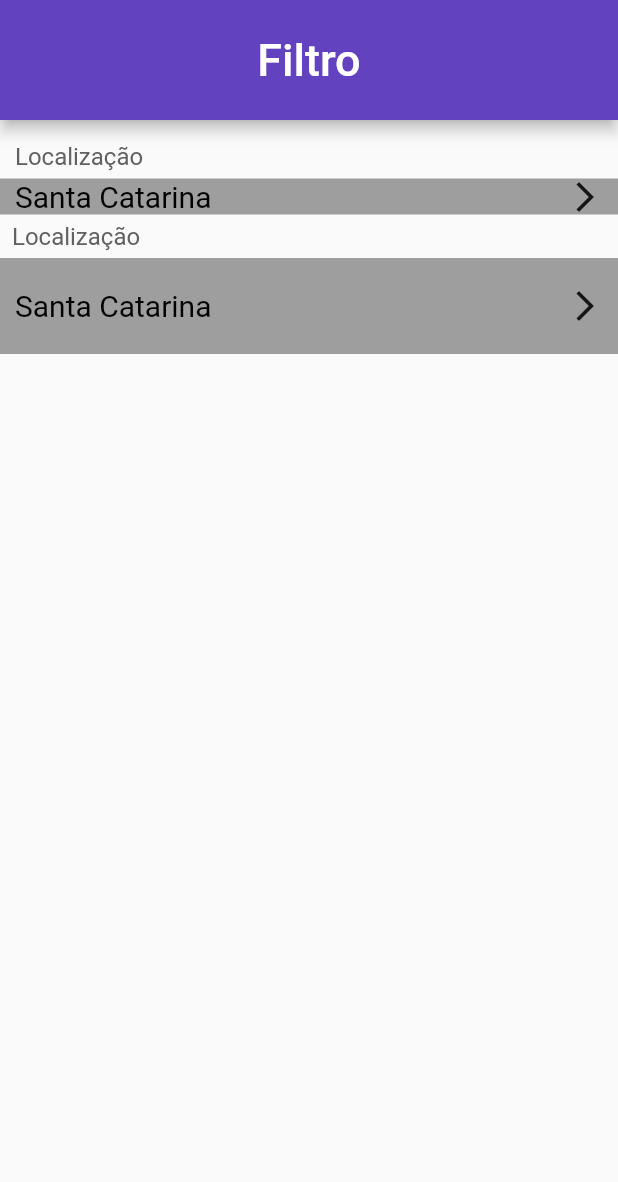
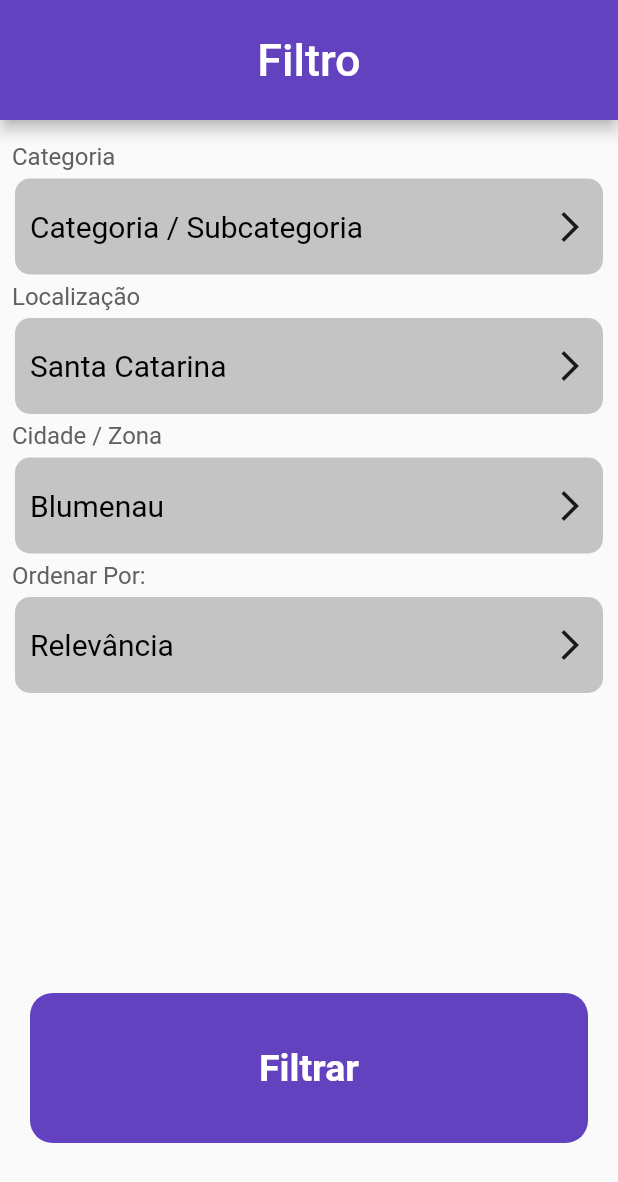
Before and after one commit to GreemerBR/deal, a Flutter app: the screen it shows after launch, on a phone screen of 412 x 824 dp. Shown: the top 1182 px of the screen. Run offline on Flutter 3.47's test engine with Material 2 defaults, Android fonts, the phone set to English and light mode, and no system bars; missing offline and left inert: dart:html.

Commit message:
[change] Finished filter page and extracted widgets

```diff
--- a/lib/main.dart
+++ b/lib/main.dart
@@ -1,114 +1,12 @@
-import 'dart:html';
-
+import 'package:app_2/presenter/filtro/filterPage.dart';
 import 'package:flutter/material.dart';
 
 void main() {
   runApp(
-    MaterialApp(
+    const MaterialApp(
       title: "Deal",
       home: FilterPage(),
       debugShowCheckedModeBanner: false,
     ),
   );
 }
-
-class FilterPage extends StatelessWidget {
-  @override
-  Widget build(BuildContext context) {
-    return Scaffold(
-      appBar: AppBar(
-        backgroundColor: Color.fromARGB(255, 99, 66, 191),
-        toolbarHeight: 80,
-        title: Center(
-          child: Text(
-            "Filtro",
-            style: TextStyle(fontSize: 30),
-          ),
-        ),
-      ),
-      body: Column(
-        children: [
-          Padding(
-            padding: const EdgeInsets.symmetric(
-              vertical: 10,
-            ),
-            child: Column(
-              children: [
-                Container(
-                  margin: EdgeInsets.symmetric(horizontal: 10, vertical: 5),
-                  child: Row(
-                    children: [
-                      Text(
-                        "Localização",
-                        style: TextStyle(
-                          fontSize: 16,
-                          color: Colors.grey.shade700,
-                        ),
-                      ),
-                    ],
-                  ),
-                ),
-                Container(
-                  padding: EdgeInsets.symmetric(horizontal: 10),
-                  decoration: BoxDecoration(
-                    color: Colors.grey,
-                  ),
-                  child: Row(
-                    mainAxisAlignment: MainAxisAlignment.spaceBetween,
-                    children: [
-                      Text(
-                        "Santa Catarina",
-                        style: TextStyle(
-                          fontSize: 20,
-                          color: Colors.black,
-                        ),
-                      ),
-                      Icon(Icons.arrow_forward_ios)
-                    ],
-                  ),
-                ),
-                Column(
-                  children: [
-                    Container(
-                      margin: EdgeInsets.symmetric(horizontal: 8, vertical: 5),
-                      child: Row(
-                        children: [
-                          Text(
-                            "Localização",
-                            style: TextStyle(
-                              fontSize: 16,
-                              color: Colors.grey.shade700,
-                            ),
-                          ),
-                        ],
-                      ),
-                    ),
-                    Container(
-                      padding: EdgeInsets.symmetric(horizontal: 10,vertical: 20),
-                      decoration: BoxDecoration(
-                        color: Colors.grey,
-                      ),
-                      child: Row(
-                        mainAxisAlignment: MainAxisAlignment.spaceBetween,
-                        children: [
-                          Text(
-                            "Santa Catarina",
-                            style: TextStyle(
-                              fontSize: 20,
-                              color: Colors.black,
-                            ),
-                          ),
-                          Icon(Icons.arrow_forward_ios)
-                        ],
-                      ),
-                    ),
-                  ],
-                ),
-              ],
-            ),
-          ),
-        ],
-      ),
-    );
-  }
-}
--- /dev/null
+++ b/lib/presenter/filtro/filterPage.dart
@@ -0,0 +1,18 @@
+import 'dart:html';
+
+import 'package:flutter/material.dart';
+
+import 'widgets/filter_body.dart';
+
+class FilterPage extends StatelessWidget {
+
+  const FilterPage ({
+    Key? key,
+  }) : super (key: key);
+
+
+  @override
+  Widget build (BuildContext context) {
+    return FilterBody();
+  }
+}
--- /dev/null
+++ b/lib/presenter/filtro/widgets/fake_button_container.dart
@@ -0,0 +1,40 @@
+import 'package:flutter/material.dart';
+
+class FakeButtonContainer extends StatelessWidget {
+
+  const FakeButtonContainer({Key? key}) : super(key: key);
+
+  @override
+  Widget build(BuildContext context) {
+    return Column(
+      mainAxisAlignment: MainAxisAlignment.end,
+      children: [
+        Container(
+          width: double.maxFinite,
+          height: 100,
+          margin: EdgeInsets.only(
+            top: 200,
+            right: 20,
+            left: 20,
+          ),
+          decoration: BoxDecoration(
+              color: Color.fromARGB(255, 99, 66, 191),
+              borderRadius: BorderRadius.circular(15)),
+          child: Row(
+            mainAxisAlignment: MainAxisAlignment.center,
+            children: [
+              Text(
+                "Filtrar",
+                style: TextStyle(
+                  color: Colors.white,
+                  fontSize: 25,
+                  fontWeight: FontWeight.bold,
+                ),
+              ),
+            ],
+          ),
+        ),
+      ],
+    );
+  }
+}
--- /dev/null
+++ b/lib/presenter/filtro/widgets/filter_body.dart
@@ -0,0 +1,40 @@
+import 'package:flutter/material.dart';
+
+import 'fake_button_container.dart';
+import 'filter_option_container.dart';
+
+class FilterBody extends StatelessWidget {
+  @override
+  Widget build(BuildContext context) {
+    return Scaffold(
+      appBar: AppBar(
+        backgroundColor: Color.fromARGB(255, 99, 66, 191),
+        toolbarHeight: 80,
+        title: Center(
+          child: Text(
+            "Filtro",
+            style: TextStyle(fontSize: 30),
+          ),
+        ),
+      ),
+      body: Column(
+        children: [
+          Padding(
+            padding: const EdgeInsets.symmetric(
+              vertical: 10,
+            ),
+            child: Column(
+              children: [
+                FilterOptionContainer(title: "Categoria", option: "Categoria / Subcategoria",),
+                FilterOptionContainer(title: "Localização", option: "Santa Catarina",),
+                FilterOptionContainer(title: "Cidade / Zona", option: "Blumenau",),
+                FilterOptionContainer(title: "Ordenar Por:", option: "Relevância",),
+                FakeButtonContainer(),
+              ],
+            ),
+          ),
+        ],
+      ),
+    );
+  }
+}
--- /dev/null
+++ b/lib/presenter/filtro/widgets/filter_option_container.dart
@@ -0,0 +1,55 @@
+import 'package:flutter/material.dart';
+
+class FilterOptionContainer extends StatelessWidget {
+  final String title;
+  final String option;
+
+  const FilterOptionContainer({
+    Key? key,
+    required this.title,
+    required this.option,
+  }) : super(key: key);
+
+  @override
+  Widget build(BuildContext context) {
+    return Column(
+      children: [
+        Container(
+          margin: EdgeInsets.symmetric(horizontal: 8, vertical: 5),
+          child: Row(
+            children: [
+              Text(
+                title,
+                style: TextStyle(
+                  fontSize: 16,
+                  color: Colors.grey.shade700,
+                ),
+              ),
+            ],
+          ),
+        ),
+        Container(
+          padding: EdgeInsets.symmetric(horizontal: 10, vertical: 20),
+          margin: EdgeInsets.symmetric(horizontal: 10),
+          decoration: BoxDecoration(
+            borderRadius: BorderRadius.circular(10),
+            color: Color.fromARGB(255, 196, 196, 196),
+          ),
+          child: Row(
+            mainAxisAlignment: MainAxisAlignment.spaceBetween,
+            children: [
+              Text(
+                option,
+                style: TextStyle(
+                  fontSize: 20,
+                  color: Colors.black,
+                ),
+              ),
+              Icon(Icons.arrow_forward_ios)
+            ],
+          ),
+        ),
+      ],
+    );
+  }
+}
```
